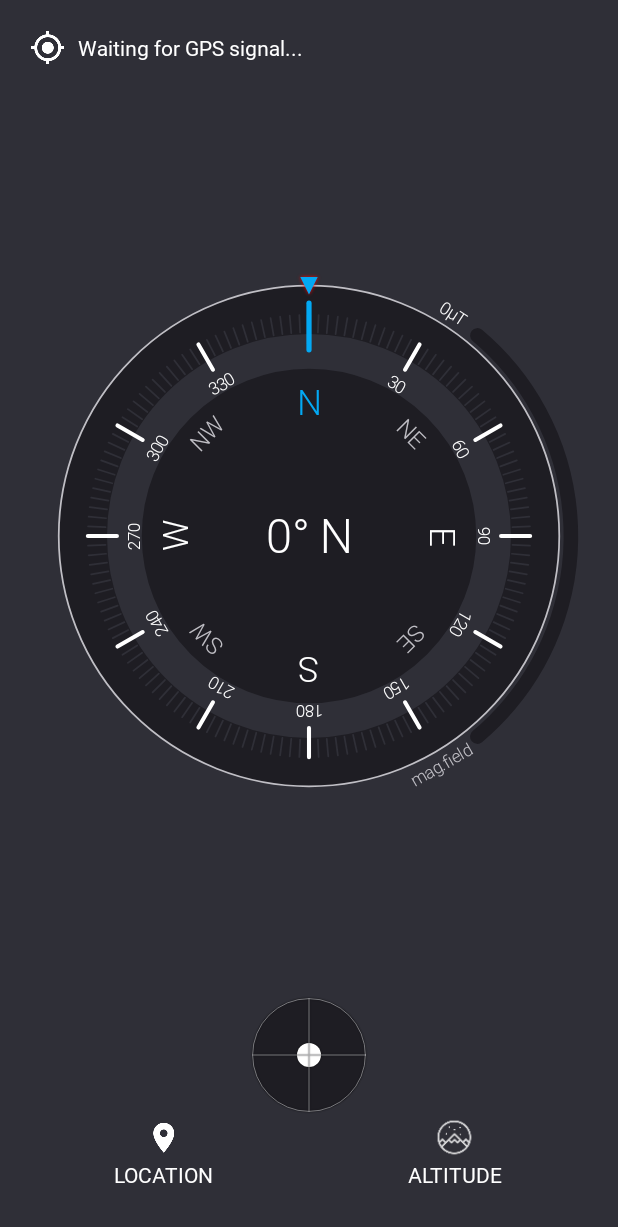
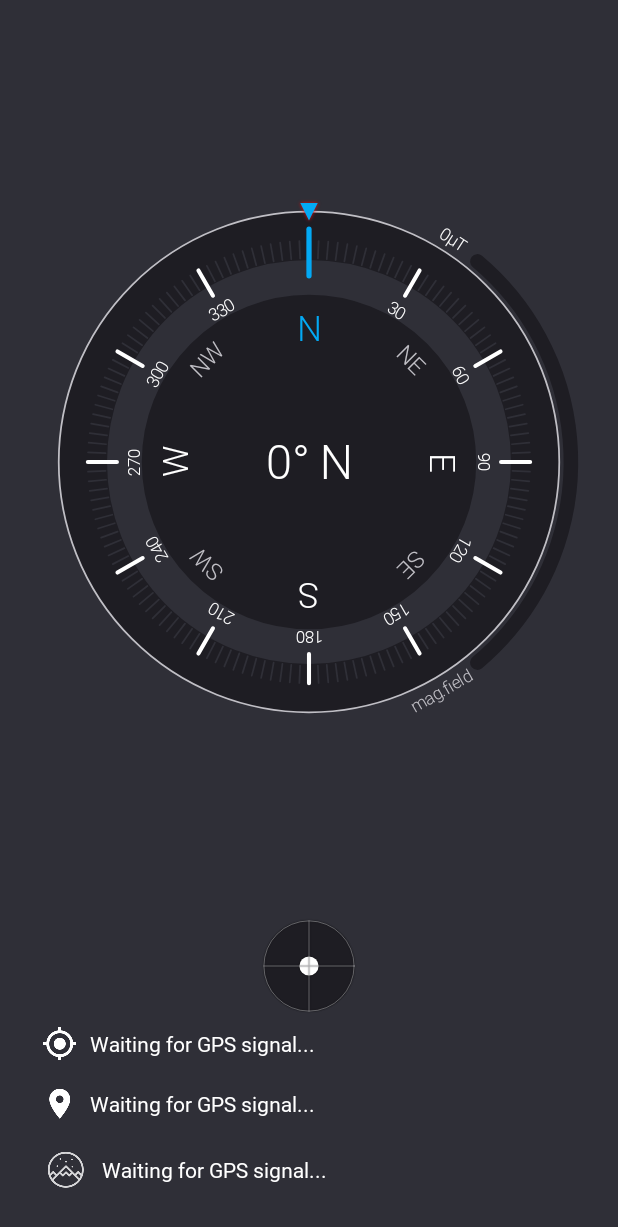
Before and after one commit to sayederfanarefin/android-compass, an Android app: the fragment CompassFragment shown on its own in the app's theme, on a phone screen of 412 x 824 dp. Shown: the top 1227 px of the screen. Run offline under Robolectric (Android 15) with nearby library versions, the phone set to English and light mode, and no system bars; our stand-ins replace AdMob.

Commit message:
changed ui

```diff
--- a/app/src/main/java/info/sayederfanarefin/compass/fragments/CompassFragment.java
+++ b/app/src/main/java/info/sayederfanarefin/compass/fragments/CompassFragment.java
@@ -183,18 +183,19 @@ public class CompassFragment extends BaseFragment implements SensorListener.OnVa
         if (locationData != null) {
 
             //address
-            mTxtAddress.setText(locationData.getAddressLine());
+            mTxtAddress.setText("Address: " + locationData.getAddressLine());
 
             //location
             float longitude = (float) locationData.getLongitude();
             float latitude = (float) locationData.getLatitude();
             String lonStr = Utility.formatDms(longitude) + " " + getDirectionText(longitude);
             String latStr = Utility.formatDms(latitude) + " " + getDirectionText(latitude);
-            mTxtLonLat.setText(String.format("%s\n%s", lonStr, latStr));
+            String latlon = "Coordinate: " + String.format("%s\n%s", lonStr, latStr);
+            mTxtLonLat.setText(latlon);
 
             //altitude
             double altitude = locationData.getAltitude();
-            mTxtAltitude.setText(String.format(Locale.US, "%d m", (long) altitude));
+            mTxtAltitude.setText("Altitude: " + String.format(Locale.US, "%d m", (long) altitude));
         }
     }
 }
--- a/app/src/main/res/layout/activity_maps.xml
+++ b/app/src/main/res/layout/activity_maps.xml
@@ -5,4 +5,4 @@
     android:name="com.google.android.gms.maps.SupportMapFragment"
     android:layout_width="match_parent"
     android:layout_height="match_parent"
-    tools:context="info.sayederfanarefin.compass.info.duy.compass.MapsActivity" />
+    tools:context="info.sayederfanarefin.compass.MapsActivity" />
--- a/app/src/main/res/layout/fragment_compass.xml
+++ b/app/src/main/res/layout/fragment_compass.xml
@@ -6,6 +6,40 @@
     android:padding="12dp"
     android:orientation="vertical">
 
+
+
+
+
+    <FrameLayout
+        android:layout_width="match_parent"
+        android:layout_height="0dp"
+        android:layout_weight="1"
+        tools:context="info.sayederfanarefin.compass.MainActivity">
+
+        <info.sayederfanarefin.compass.sensor.view.CompassView2
+            android:id="@+id/compass_view"
+            android:layout_width="wrap_content"
+            android:layout_height="match_parent" />
+
+    </FrameLayout>
+
+    <LinearLayout
+        android:layout_width="match_parent"
+        android:layout_height="80dp"
+        android:padding="8dp"
+        android:layout_gravity="bottom">
+
+
+
+        <info.sayederfanarefin.compass.sensor.view.AccelerometerView
+            android:id="@+id/accelerometer_view"
+            android:layout_width="0dp"
+            android:layout_height="match_parent"
+            android:layout_weight="1" />
+
+
+
+    </LinearLayout>
 
     <info.sayederfanarefin.compass.view.RobotoTextView
         android:id="@+id/txt_address"
@@ -21,120 +55,77 @@
         android:gravity="center_vertical"
         android:marqueeRepeatLimit="marquee_forever"
         android:maxLines="1"
-        android:padding="8dp"
+
         android:scrollHorizontally="true"
         android:singleLine="true"
         android:text="Waiting for GPS signal..."
+        android:layout_marginLeft="16dp"
+        android:layout_marginRight="16dp"
+        android:layout_marginBottom="16dp"
         android:textColor="?android:textColorPrimary" />
 
-
-    <FrameLayout
-        android:layout_width="match_parent"
-        android:layout_height="0dp"
-        android:layout_weight="1"
-        tools:context="info.sayederfanarefin.compass.info.duy.compass.MainActivity">
-
-        <info.sayederfanarefin.compass.sensor.view.CompassView2
-            android:id="@+id/compass_view"
-            android:layout_width="wrap_content"
-            android:layout_height="match_parent" />
-
-    </FrameLayout>
-
-    <LinearLayout
-        android:layout_width="match_parent"
-        android:layout_height="80dp"
-        android:layout_gravity="bottom">
-
-
-
-        <info.sayederfanarefin.compass.sensor.view.AccelerometerView
-            android:id="@+id/accelerometer_view"
-            android:layout_width="0dp"
-            android:layout_height="match_parent"
-            android:layout_weight="1" />
-
-
-
-    </LinearLayout>
-
-    <LinearLayout
+    <info.sayederfanarefin.compass.view.RobotoTextView
+        android:id="@+id/txt_lon_lat"
         android:layout_width="match_parent"
         android:layout_height="wrap_content"
-        android:baselineAligned="false"
-        android:orientation="horizontal"
-        android:weightSum="2">
+        android:layout_gravity="center_vertical"
+        android:drawableLeft="@drawable/ic_location_on_white_24dp"
+        android:drawablePadding="8dp"
+        android:drawableStart="@drawable/ic_location_on_white_24dp"
+        android:ellipsize="marquee"
+        android:focusable="true"
+        android:focusableInTouchMode="true"
+        android:gravity="center_vertical"
+        android:marqueeRepeatLimit="marquee_forever"
+        android:maxLines="1"
 
+        android:scrollHorizontally="true"
+        android:singleLine="true"
+        android:text="Waiting for GPS signal..."
+        android:layout_marginLeft="16dp"
+        android:layout_marginRight="16dp"
+        android:layout_marginBottom="16dp"
+        android:textColor="?android:textColorPrimary" />
 
-        <LinearLayout
-            android:layout_width="0dp"
-            android:layout_height="match_parent"
-            android:layout_weight="1"
-            android:clickable="true"
-            android:foreground="?selectableItemBackground"
-            android:orientation="vertical">
+    <info.sayederfanarefin.compass.view.RobotoTextView
+        android:id="@+id/txt_altitude"
+        android:layout_width="match_parent"
+        android:layout_height="wrap_content"
+        android:layout_gravity="center_vertical"
+        android:drawableLeft="@drawable/ic_altitude_white"
+        android:drawablePadding="8dp"
+        android:drawableStart="@drawable/ic_altitude_white"
+        android:ellipsize="marquee"
+        android:focusable="true"
+        android:focusableInTouchMode="true"
+        android:gravity="center_vertical"
+        android:marqueeRepeatLimit="marquee_forever"
+        android:maxLines="1"
 
-            <ImageView
-                android:layout_width="match_parent"
-                android:layout_height="30dp"
-                android:gravity="center"
-                android:scaleType="centerInside"
-                android:src="@drawable/ic_location_on_white_24dp"
-                android:tint="@color/compass_text_primary_color" />
-
-            <info.sayederfanarefin.compass.view.RobotoTextView
-                android:layout_width="match_parent"
-                android:layout_height="wrap_content"
-                android:gravity="center"
-                android:text="LOCATION"
-                android:textColor="?android:textColorPrimary"
-                android:textStyle="bold" />
-
-            <info.sayederfanarefin.compass.view.RobotoTextView
-                android:id="@+id/txt_lon_lat"
-                android:layout_width="match_parent"
-                android:layout_height="match_parent"
-                android:gravity="center"
-                android:textStyle="bold"
-                android:typeface="monospace" />
-
-        </LinearLayout>
-
-        <LinearLayout
-            android:layout_width="0dp"
-            android:layout_height="match_parent"
-            android:layout_weight="1"
-            android:clickable="true"
-            android:foreground="?selectableItemBackground"
-            android:orientation="vertical">
-
-            <ImageView
-                android:layout_width="match_parent"
-                android:layout_height="30dp"
-                android:gravity="center"
-                android:scaleType="centerInside"
-                android:src="@drawable/ic_altitude_white"
-                android:tint="@color/compass_text_primary_color" />
-
-            <info.sayederfanarefin.compass.view.RobotoTextView
-                android:layout_width="match_parent"
-                android:layout_height="wrap_content"
-                android:gravity="center"
-                android:text="ALTITUDE"
-                android:textColor="?android:textColorPrimary"
-                android:textStyle="bold" />
-
-            <info.sayederfanarefin.compass.view.RobotoTextView
-                android:id="@+id/txt_altitude"
-                android:layout_width="match_parent"
-                android:layout_height="match_parent"
-                android:gravity="center"
-                android:textStyle="bold"
-                android:typeface="monospace" />
-        </LinearLayout>
-    </LinearLayout>
+        android:scrollHorizontally="true"
+        android:singleLine="true"
+        android:text="Waiting for GPS signal..."
+        android:layout_marginLeft="16dp"
+        android:layout_marginRight="16dp"
+        android:layout_marginBottom="16dp"
+        android:textColor="?android:textColorPrimary" />
 
 
 
 
+
+
+    <com.google.android.gms.ads.AdView
+        xmlns:ads="http://schemas.android.com/apk/res-auto"
+        android:id="@+id/adView"
+        android:layout_width="wrap_content"
+        android:layout_height="wrap_content"
+        android:layout_centerHorizontal="true"
+        android:layout_alignParentBottom="true"
+        android:layout_gravity="center_horizontal"
+        ads:adSize="BANNER"
+        ads:adUnitId="ca-app-pub-3940256099942544/6300978111">
+    </com.google.android.gms.ads.AdView>
+
+
 </LinearLayout>
--- a/app/src/main/res/values/strings.xml
+++ b/app/src/main/res/values/strings.xml
@@ -1,39 +1,7 @@
 <resources xmlns:xliff="urn:oasis:names:tc:xliff:document:1.2">
     <string name="app_name">Compass</string>
 
-    <!-- Label for the location preference [CHAR LIMIT=NONE] -->
 
-    <!-- Key name for storing location in SharedPreferences [CHAR LIMIT=NONE] -->
-
-    <!-- Default postal code for location preference [CHAR LIMIT=NONE] -->
-
-    <!-- Label for the location preference [CHAR LIMIT=NONE] -->
-
-    <!-- Key name for storing location in SharedPreferences [CHAR LIMIT=NONE] -->
-
-    <!-- Default temperature units -->
-
-    <!-- Date label when displaying today's weather forecast [CHAR LIMIT=20] -->
-
-    <!-- Date label when displaying tomorrow's weather forecast [CHAR LIMIT=20] -->
-
-    <!-- Date format for displaying day of week and date (i.e. Mon Jun 1) [CHAR LIMIT=20] -->
-
-    <!-- Strings for formatting weather-related data -->
-    <!-- Temperature format [CHAR LIMIT=5] -->
-
-    <!-- Windspeed formats -->
-    <!-- Wind in mph [CHAR LIMIT=25] -->
-
-    <!-- Wind in kph [CHAR LIMIT=25] -->
-
-    <!-- Pressure format CHAR LIMIT=25] -->
-
-    <!-- Humidity format CHAR LIMIT=25]-->
-
-    <!-- Strings related to Notification preference -->
-
-    <!-- Strings related to Notification preferences -->
 
     <!-- Notification Format -->
     <string name="compass">Compass</string>
@@ -43,4 +11,11 @@
 
     <string name="google_maps_key" templateMergeStrategy="preserve" translatable="false"></string>
     <string name="permission_denide">Permission denide. Please enable read location permission</string>
+
+
+    <string name="app_id">Permission denide. Please enable read location permission</string>
+    <string name="bottom_ad">ca-app-pub-7807255418905727/8790931495</string>
+    <string name="interstitial">ca-app-pub-7807255418905727/8599359808</string>
+
+
 </resources>
```
